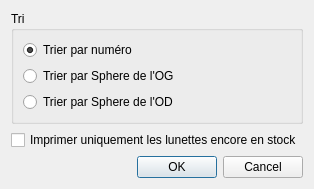
This is print.ui in Oripy/Oryx as Qt 5 draws it before an edit. The edited form follows.
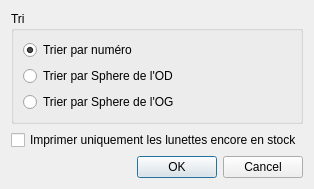
This is the edited form.

What changed in the file:
```diff
--- a/print.ui
+++ b/print.ui
@@ -41,16 +41,16 @@
            </widget>
           </item>
           <item>
-           <widget class="QRadioButton" name="lRadio">
+           <widget class="QRadioButton" name="rRadio">
             <property name="text">
-             <string>Trier par Sphere de l'OG</string>
+             <string>Trier par Sphere de l'OD</string>
             </property>
            </widget>
           </item>
           <item>
-           <widget class="QRadioButton" name="rRadio">
+           <widget class="QRadioButton" name="lRadio">
             <property name="text">
-             <string>Trier par Sphere de l'OD</string>
+             <string>Trier par Sphere de l'OG</string>
             </property>
            </widget>
           </item>
```
